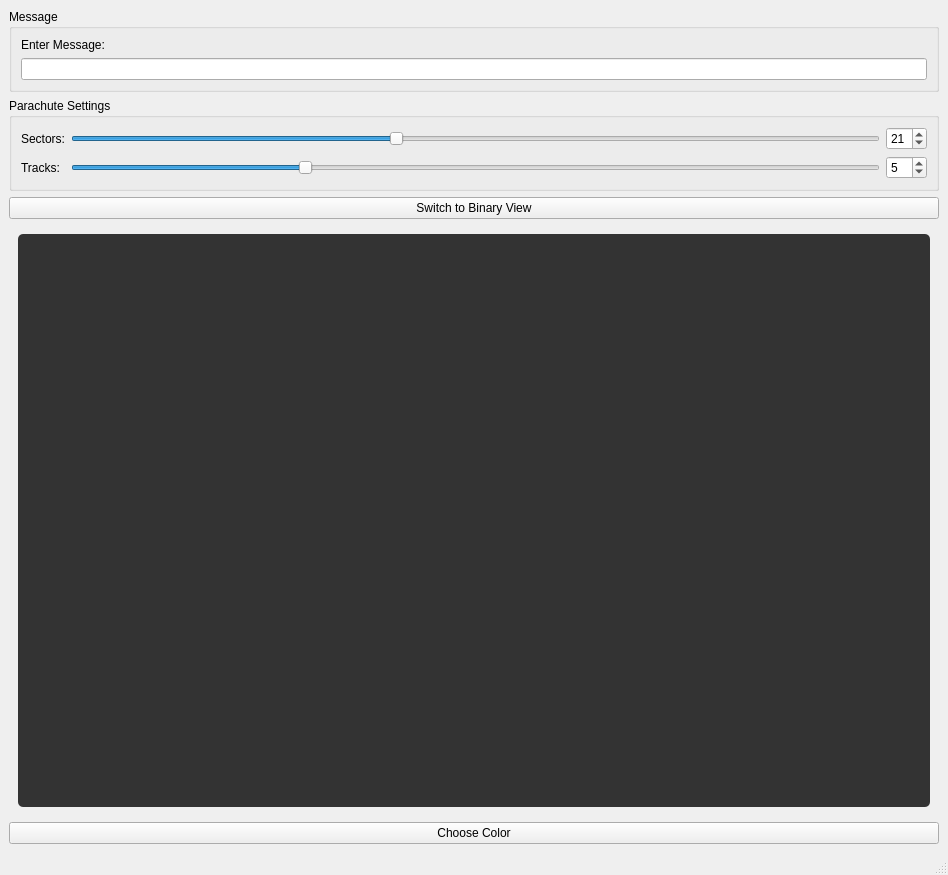
First picture: the form in src/parachute.ui, repository 1MrazorT1/ParachuteEncoder, before the edit.
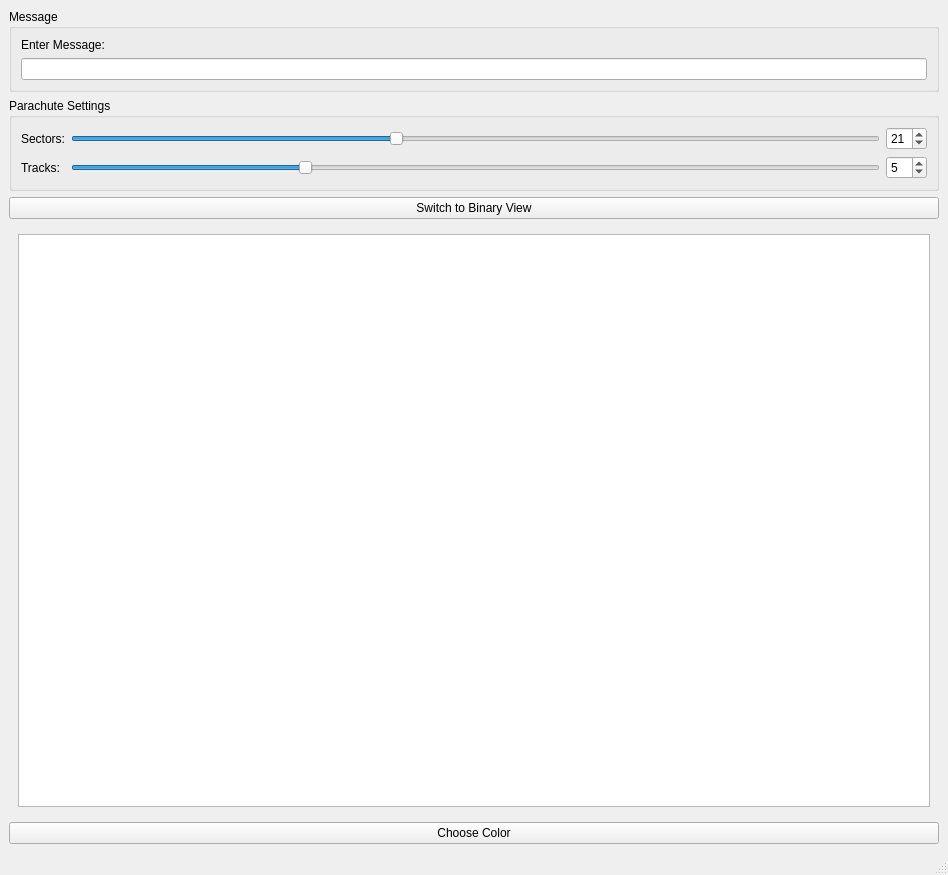
Second picture: the form after the edit. The open tabs and pages were chosen to show the change.

```diff
--- a/src/parachute.ui
+++ b/src/parachute.ui
@@ -164,8 +164,8 @@
       <widget class="QWidget" name="binaryPage">
        <layout class="QVBoxLayout" name="verticalLayout_binary">
         <item>
-         <widget class="QTextEdit" name="binaryView">
-          <property name="readOnly">
+         <widget class="QGraphicsView" name="binaryGraphicsView">
+          <!-- <property name="readOnly">
            <bool>true</bool>
           </property>
           <property name="styleSheet">
@@ -179,7 +179,7 @@
             }
             ]]>
            </string>
-          </property>
+          </property> -->
          </widget>
         </item>
        </layout>
```
Left out of the diff: 29 changed lines with no effect on the pictures.
